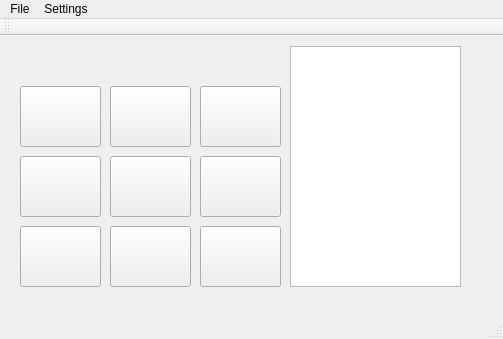
Old version of the form GameKrestik/mainwindow.ui in the repository GrechushkinaElena/Krestici.
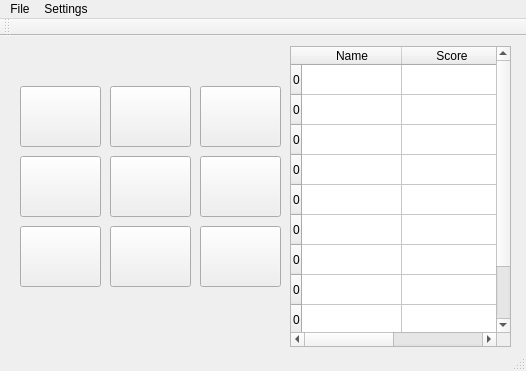
New version of the form.

What changed in the file:
```diff
--- a/GameKrestik/mainwindow.ui
+++ b/GameKrestik/mainwindow.ui
@@ -6,8 +6,8 @@
    <rect>
     <x>0</x>
     <y>0</y>
-    <width>503</width>
-    <height>339</height>
+    <width>526</width>
+    <height>371</height>
    </rect>
   </property>
   <property name="windowTitle">
@@ -131,16 +131,6 @@
      <string/>
     </property>
    </widget>
-   <widget class="QTextBrowser" name="textBrowser">
-    <property name="geometry">
-     <rect>
-      <x>290</x>
-      <y>10</y>
-      <width>171</width>
-      <height>241</height>
-     </rect>
-    </property>
-   </widget>
    <widget class="QLabel" name="label">
     <property name="geometry">
      <rect>
@@ -154,13 +144,83 @@
      <string/>
     </property>
    </widget>
+   <widget class="QTableWidget" name="tableWidget">
+    <property name="geometry">
+     <rect>
+      <x>290</x>
+      <y>10</y>
+      <width>221</width>
+      <height>301</height>
+     </rect>
+    </property>
+    <row>
+     <property name="text">
+      <string>0</string>
+     </property>
+    </row>
+    <row>
+     <property name="text">
+      <string>0</string>
+     </property>
+    </row>
+    <row>
+     <property name="text">
+      <string>0</string>
+     </property>
+    </row>
+    <row>
+     <property name="text">
+      <string>0</string>
+     </property>
+    </row>
+    <row>
+     <property name="text">
+      <string>0</string>
+     </property>
+    </row>
+    <row>
+     <property name="text">
+      <string>0</string>
+     </property>
+    </row>
+    <row>
+     <property name="text">
+      <string>0</string>
+     </property>
+    </row>
+    <row>
+     <property name="text">
+      <string>0</string>
+     </property>
+    </row>
+    <row>
+     <property name="text">
+      <string>0</string>
+     </property>
+    </row>
+    <row>
+     <property name="text">
+      <string>0</string>
+     </property>
+    </row>
+    <column>
+     <property name="text">
+      <string>Name</string>
+     </property>
+    </column>
+    <column>
+     <property name="text">
+      <string>Score</string>
+     </property>
+    </column>
+   </widget>
   </widget>
   <widget class="QMenuBar" name="menuBar">
    <property name="geometry">
     <rect>
      <x>0</x>
      <y>0</y>
-     <width>503</width>
+     <width>526</width>
      <height>21</height>
     </rect>
    </property>
```
